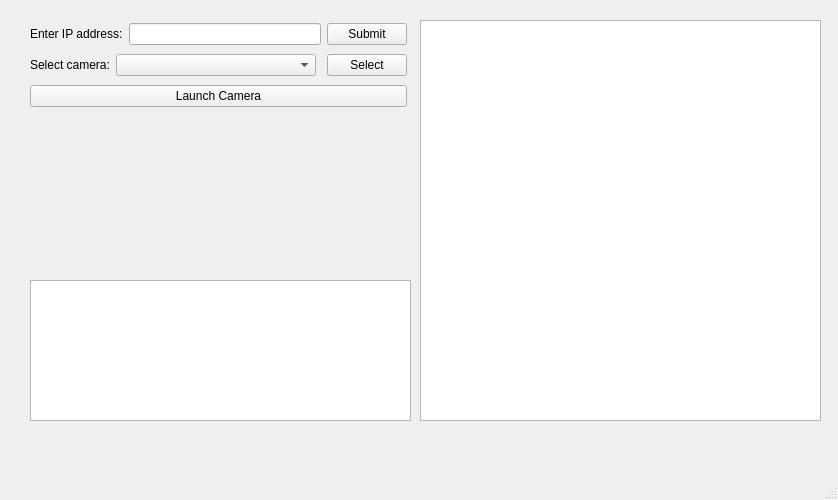
Above: UI/MainWindow.ui from ryushina/powersaver before the change. Below: the same form after it.
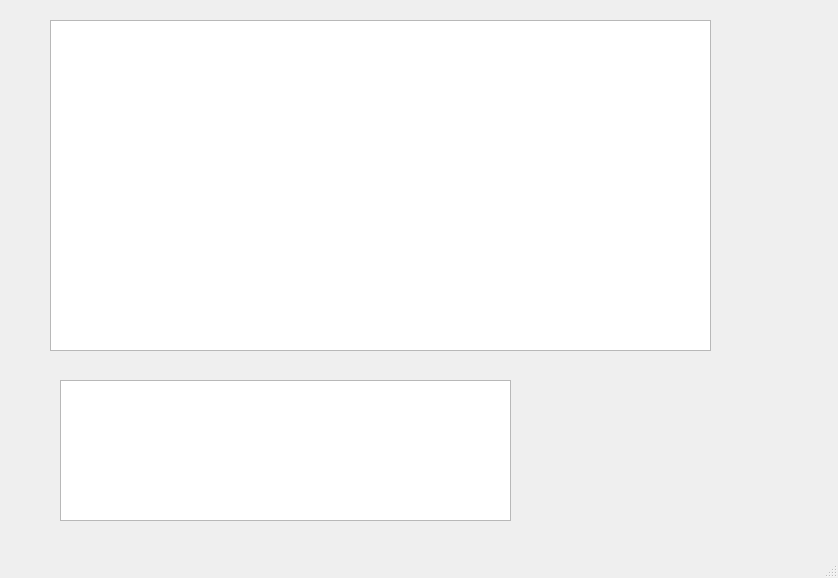
That is the form after the change.

Patch:
```diff
--- a/UI/MainWindow.ui
+++ b/UI/MainWindow.ui
@@ -7,110 +7,29 @@
     <x>0</x>
     <y>0</y>
     <width>838</width>
-    <height>500</height>
+    <height>578</height>
    </rect>
   </property>
   <property name="windowTitle">
    <string>Control Window</string>
   </property>
   <widget class="QWidget" name="centralwidget">
-   <widget class="QWidget" name="verticalLayoutWidget">
-    <property name="geometry">
-     <rect>
-      <x>30</x>
-      <y>20</y>
-      <width>377</width>
-      <height>90</height>
-     </rect>
-    </property>
-    <layout class="QVBoxLayout" name="verticalLayout">
-     <item>
-      <layout class="QHBoxLayout" name="horizontalLayout_2">
-       <item>
-        <widget class="QLabel" name="label_2">
-         <property name="text">
-          <string>Enter IP address:</string>
-         </property>
-        </widget>
-       </item>
-       <item>
-        <widget class="QLineEdit" name="lineEdit"/>
-       </item>
-       <item>
-        <widget class="QPushButton" name="pushButton_2">
-         <property name="text">
-          <string>Submit</string>
-         </property>
-        </widget>
-       </item>
-      </layout>
-     </item>
-     <item>
-      <layout class="QHBoxLayout" name="horizontalLayout">
-       <item>
-        <widget class="QLabel" name="label">
-         <property name="text">
-          <string>Select camera:</string>
-         </property>
-        </widget>
-       </item>
-       <item>
-        <widget class="QComboBox" name="comboBox">
-         <property name="minimumSize">
-          <size>
-           <width>200</width>
-           <height>0</height>
-          </size>
-         </property>
-        </widget>
-       </item>
-       <item>
-        <spacer name="horizontalSpacer_2">
-         <property name="orientation">
-          <enum>Qt::Orientation::Horizontal</enum>
-         </property>
-         <property name="sizeHint" stdset="0">
-          <size>
-           <width>40</width>
-           <height>20</height>
-          </size>
-         </property>
-        </spacer>
-       </item>
-       <item>
-        <widget class="QPushButton" name="pushButton">
-         <property name="text">
-          <string>Select</string>
-         </property>
-        </widget>
-       </item>
-      </layout>
-     </item>
-     <item>
-      <widget class="QPushButton" name="pushButton_3">
-       <property name="text">
-        <string>Launch Camera</string>
-       </property>
-      </widget>
-     </item>
-    </layout>
-   </widget>
    <widget class="QGraphicsView" name="graphicsView">
     <property name="geometry">
      <rect>
-      <x>420</x>
+      <x>50</x>
       <y>20</y>
-      <width>401</width>
-      <height>401</height>
+      <width>661</width>
+      <height>331</height>
      </rect>
     </property>
    </widget>
    <widget class="QPlainTextEdit" name="plainTextEdit">
     <property name="geometry">
      <rect>
-      <x>30</x>
-      <y>280</y>
-      <width>381</width>
+      <x>60</x>
+      <y>380</y>
+      <width>451</width>
       <height>141</height>
      </rect>
     </property>
```
